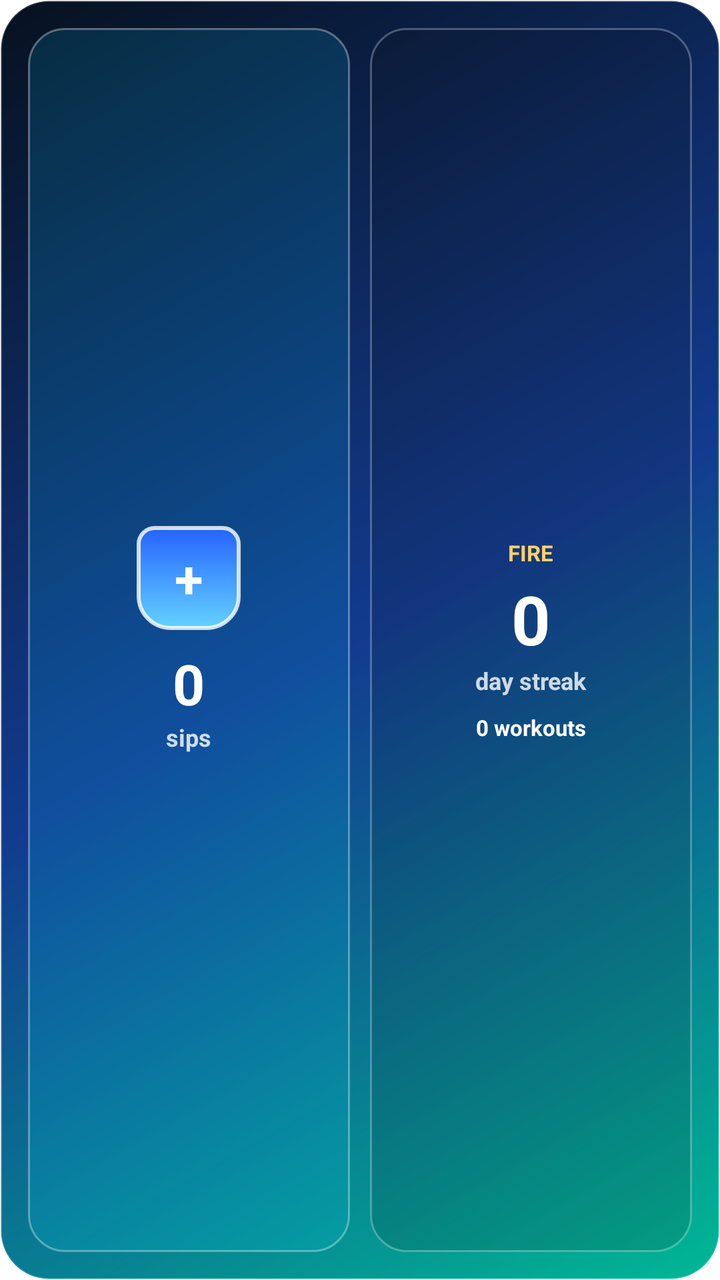
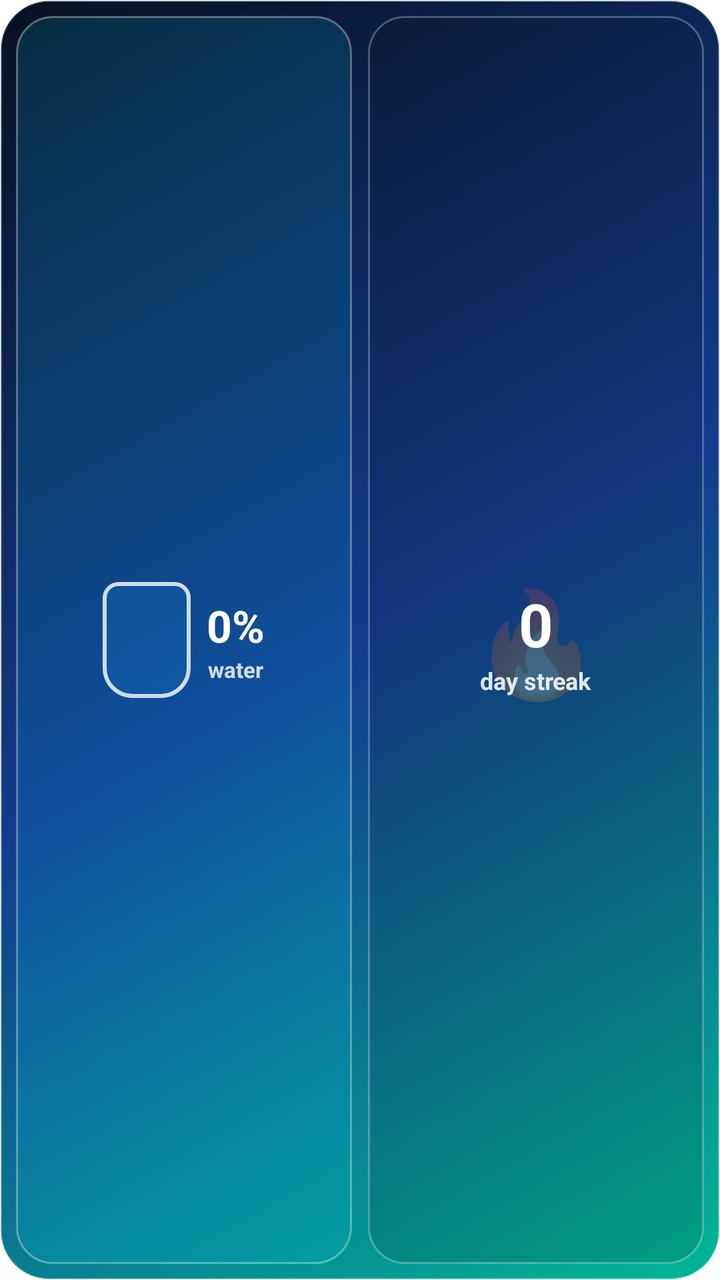

An Android layout rendered at two revisions. The XML below is the earlier revision; the diff shows what the commit changed to produce the second picture.
<!-- AndroidManifest.xml: fallback theme Theme.MaterialComponents.DayNight.NoActionBar -->
<!-- res/layout/atlas_home_widget.xml -->
<?xml version="1.0" encoding="utf-8"?>
<LinearLayout xmlns:android="http://schemas.android.com/apk/res/android"
    android:id="@+id/atlas_widget_root"
    android:layout_width="match_parent"
    android:layout_height="match_parent"
    android:background="@drawable/atlas_widget_background"
    android:gravity="center"
    android:orientation="horizontal"
    android:padding="14dp">

    <LinearLayout
        android:id="@+id/atlas_widget_water_button"
        android:layout_width="0dp"
        android:layout_height="match_parent"
        android:layout_weight="1"
        android:background="@drawable/atlas_widget_water_panel"
        android:clickable="true"
        android:focusable="true"
        android:gravity="center"
        android:orientation="vertical"
        android:padding="10dp">

        <TextView
            android:layout_width="52dp"
            android:layout_height="52dp"
            android:background="@drawable/atlas_widget_water_glass"
            android:gravity="center"
            android:text="+"
            android:textColor="#FFFFFF"
            android:textSize="26sp"
            android:textStyle="bold" />

        <TextView
            android:id="@+id/atlas_widget_sips"
            android:layout_width="wrap_content"
            android:layout_height="wrap_content"
            android:layout_marginTop="8dp"
            android:text="0"
            android:textColor="#FFFFFF"
            android:textSize="28sp"
            android:textStyle="bold" />

        <TextView
            android:layout_width="wrap_content"
            android:layout_height="wrap_content"
            android:text="sips"
            android:textColor="#CCFFFFFF"
            android:textSize="12sp"
            android:textStyle="bold" />
    </LinearLayout>

    <LinearLayout
        android:layout_width="0dp"
        android:layout_height="match_parent"
        android:layout_marginStart="10dp"
        android:layout_weight="1"
        android:background="@drawable/atlas_widget_streak_panel"
        android:gravity="center"
        android:orientation="vertical"
        android:padding="10dp">

        <TextView
            android:layout_width="wrap_content"
            android:layout_height="wrap_content"
            android:text="FIRE"
            android:textColor="#FFFFD166"
            android:textSize="11sp"
            android:textStyle="bold" />

        <TextView
            android:id="@+id/atlas_widget_streak"
            android:layout_width="wrap_content"
            android:layout_height="wrap_content"
            android:layout_marginTop="3dp"
            android:text="0"
            android:textColor="#FFFFFF"
            android:textSize="34sp"
            android:textStyle="bold" />

        <TextView
            android:layout_width="wrap_content"
            android:layout_height="wrap_content"
            android:text="day streak"
            android:textColor="#CCFFFFFF"
            android:textSize="12sp"
            android:textStyle="bold" />

        <TextView
            android:id="@+id/atlas_widget_workouts"
            android:layout_width="wrap_content"
            android:layout_height="wrap_content"
            android:layout_marginTop="8dp"
            android:text="0 workouts"
            android:textColor="#FFFFFFFF"
            android:textSize="11sp"
            android:textStyle="bold" />
    </LinearLayout>
</LinearLayout>
<!-- resources referenced by this layout -->
<resources>
  <!-- drawable atlas_widget_background (drawable) -->
  <?xml version="1.0" encoding="utf-8"?>
  <shape xmlns:android="http://schemas.android.com/apk/res/android">
      <corners android:radius="24dp" />
      <gradient
          android:angle="135"
          android:endColor="#07111F"
          android:centerColor="#123B8F"
          android:startColor="#00B894" />
      <stroke
          android:width="1dp"
          android:color="#33FFFFFF" />
  </shape>
  <!-- drawable atlas_widget_streak_panel (drawable) -->
  <?xml version="1.0" encoding="utf-8"?>
  <shape xmlns:android="http://schemas.android.com/apk/res/android">
      <corners android:radius="18dp" />
      <solid android:color="#22121212" />
      <stroke
          android:width="1dp"
          android:color="#44FFFFFF" />
  </shape>
  <!-- drawable atlas_widget_water_glass (drawable) -->
  <?xml version="1.0" encoding="utf-8"?>
  <shape xmlns:android="http://schemas.android.com/apk/res/android">
      <corners android:bottomLeftRadius="16dp"
          android:bottomRightRadius="16dp"
          android:topLeftRadius="8dp"
          android:topRightRadius="8dp" />
      <gradient
          android:angle="90"
          android:endColor="#2563FF"
          android:startColor="#64D2FF" />
      <stroke
          android:width="2dp"
          android:color="#CCFFFFFF" />
  </shape>
  <!-- drawable atlas_widget_water_panel (drawable) -->
  <?xml version="1.0" encoding="utf-8"?>
  <shape xmlns:android="http://schemas.android.com/apk/res/android">
      <corners android:radius="18dp" />
      <solid android:color="#2200D1FF" />
      <stroke
          android:width="1dp"
          android:color="#55FFFFFF" />
  </shape>
</resources>

<!-- the commit's change to res/layout/atlas_home_widget.xml (unified diff, before → after) -->
@@ -6,7 +6,7 @@
     android:background="@drawable/atlas_widget_background"
     android:gravity="center"
     android:orientation="horizontal"
-    android:padding="14dp">
+    android:padding="8dp">
 
     <LinearLayout
         android:id="@+id/atlas_widget_water_button"
@@ -17,82 +17,84 @@
         android:clickable="true"
         android:focusable="true"
         android:gravity="center"
-        android:orientation="vertical"
-        android:padding="10dp">
+        android:orientation="horizontal"
+        android:padding="8dp">
 
         <TextView
-            android:layout_width="52dp"
-            android:layout_height="52dp"
-            android:background="@drawable/atlas_widget_water_glass"
+            android:id="@+id/atlas_widget_water_glass"
+            android:layout_width="44dp"
+            android:layout_height="58dp"
+            android:background="@drawable/atlas_widget_water_glass_0"
             android:gravity="center"
-            android:text="+"
             android:textColor="#FFFFFF"
-            android:textSize="26sp"
+            android:textSize="0sp"
             android:textStyle="bold" />
 
-        <TextView
-            android:id="@+id/atlas_widget_sips"
+        <LinearLayout
             android:layout_width="wrap_content"
-            android:layout_height="wrap_content"
-            android:layout_marginTop="8dp"
-            android:text="0"
-            android:textColor="#FFFFFF"
-            android:textSize="28sp"
-            android:textStyle="bold" />
+            android:layout_height="match_parent"
+            android:layout_marginStart="8dp"
+            android:gravity="center"
+            android:orientation="vertical">
+
+            <TextView
+                android:id="@+id/atlas_widget_water_percent"
+                android:layout_width="wrap_content"
+                android:layout_height="wrap_content"
+                android:text="0%"
+                android:textColor="#FFFFFF"
+                android:textSize="22sp"
+                android:textStyle="bold" />
+
+            <TextView
+                android:layout_width="wrap_content"
+                android:layout_height="wrap_content"
+                android:text="water"
+                android:textColor="#CCFFFFFF"
+                android:textSize="11sp"
+                android:textStyle="bold" />
+        </LinearLayout>
+    </LinearLayout>
+
+    <FrameLayout
+        android:layout_width="0dp"
+        android:layout_height="match_parent"
+        android:layout_marginStart="8dp"
+        android:layout_weight="1"
+        android:background="@drawable/atlas_widget_streak_panel"
+        android:padding="8dp">
 
         <TextView
-            android:layout_width="wrap_content"
-            android:layout_height="wrap_content"
-            android:text="sips"
-            android:textColor="#CCFFFFFF"
-            android:textSize="12sp"
-            android:textStyle="bold" />
-    </LinearLayout>
+            android:layout_width="match_parent"
+            android:layout_height="match_parent"
+            android:gravity="center"
+            android:text="🔥"
+            android:textColor="#33FFD166"
+            android:textSize="52sp" />
 
-    <LinearLayout
-        android:layout_width="0dp"
-        android:layout_height="match_parent"
-        android:layout_marginStart="10dp"
-        android:layout_weight="1"
-        android:background="@drawable/atlas_widget_streak_panel"
-        android:gravity="center"
-        android:orientation="vertical"
-        android:padding="10dp">
+        <LinearLayout
+            android:layout_width="match_parent"
+            android:layout_height="match_parent"
+            android:gravity="center"
+            android:orientation="vertical">
 
-        <TextView
-            android:layout_width="wrap_content"
-            android:layout_height="wrap_content"
-            android:text="FIRE"
-            android:textColor="#FFFFD166"
-            android:textSize="11sp"
-            android:textStyle="bold" />
+            <TextView
+                android:id="@+id/atlas_widget_streak"
+                android:layout_width="wrap_content"
+                android:layout_height="wrap_content"
+                android:text="0"
+                android:textColor="#FFFFFF"
+                android:textSize="30sp"
+                android:textStyle="bold" />
 
-        <TextView
-            android:id="@+id/atlas_widget_streak"
-            android:layout_width="wrap_content"
-            android:layout_height="wrap_content"
-            android:layout_marginTop="3dp"
-            android:text="0"
-            android:textColor="#FFFFFF"
-            android:textSize="34sp"
-            android:textStyle="bold" />
-
-        <TextView
-            android:layout_width="wrap_content"
-            android:layout_height="wrap_content"
-            android:text="day streak"
-            android:textColor="#CCFFFFFF"
-            android:textSize="12sp"
-            android:textStyle="bold" />
-
-        <TextView
-            android:id="@+id/atlas_widget_workouts"
-            android:layout_width="wrap_content"
-            android:layout_height="wrap_content"
-            android:layout_marginTop="8dp"
-            android:text="0 workouts"
-            android:textColor="#FFFFFFFF"
-            android:textSize="11sp"
-            android:textStyle="bold" />
-    </LinearLayout>
+            <TextView
+                android:id="@+id/atlas_widget_streak_label"
+                android:layout_width="wrap_content"
+                android:layout_height="wrap_content"
+                android:text="day streak"
+                android:textColor="#DDFFFFFF"
+                android:textSize="12sp"
+                android:textStyle="bold" />
+        </LinearLayout>
+    </FrameLayout>
 </LinearLayout>
<!-- resource entries referenced after the edit -->
@@ -22,21 +22,23 @@
           android:width="1dp"
           android:color="#44FFFFFF" />
   </shape>
-  <!-- drawable atlas_widget_water_glass (drawable) -->
+  <!-- drawable atlas_widget_water_glass_0 (drawable) -->
   <?xml version="1.0" encoding="utf-8"?>
-  <shape xmlns:android="http://schemas.android.com/apk/res/android">
-      <corners android:bottomLeftRadius="16dp"
-          android:bottomRightRadius="16dp"
-          android:topLeftRadius="8dp"
-          android:topRightRadius="8dp" />
-      <gradient
-          android:angle="90"
-          android:endColor="#2563FF"
-          android:startColor="#64D2FF" />
-      <stroke
-          android:width="2dp"
-          android:color="#CCFFFFFF" />
-  </shape>
+  <layer-list xmlns:android="http://schemas.android.com/apk/res/android">
+      <item>
+          <shape>
+              <corners
+                  android:bottomLeftRadius="14dp"
+                  android:bottomRightRadius="14dp"
+                  android:topLeftRadius="7dp"
+                  android:topRightRadius="7dp" />
+              <solid android:color="#2218A0FF" />
+              <stroke
+                  android:width="2dp"
+                  android:color="#CCFFFFFF" />
+          </shape>
+      </item>
+  </layer-list>
   <!-- drawable atlas_widget_water_panel (drawable) -->
   <?xml version="1.0" encoding="utf-8"?>
   <shape xmlns:android="http://schemas.android.com/apk/res/android">
